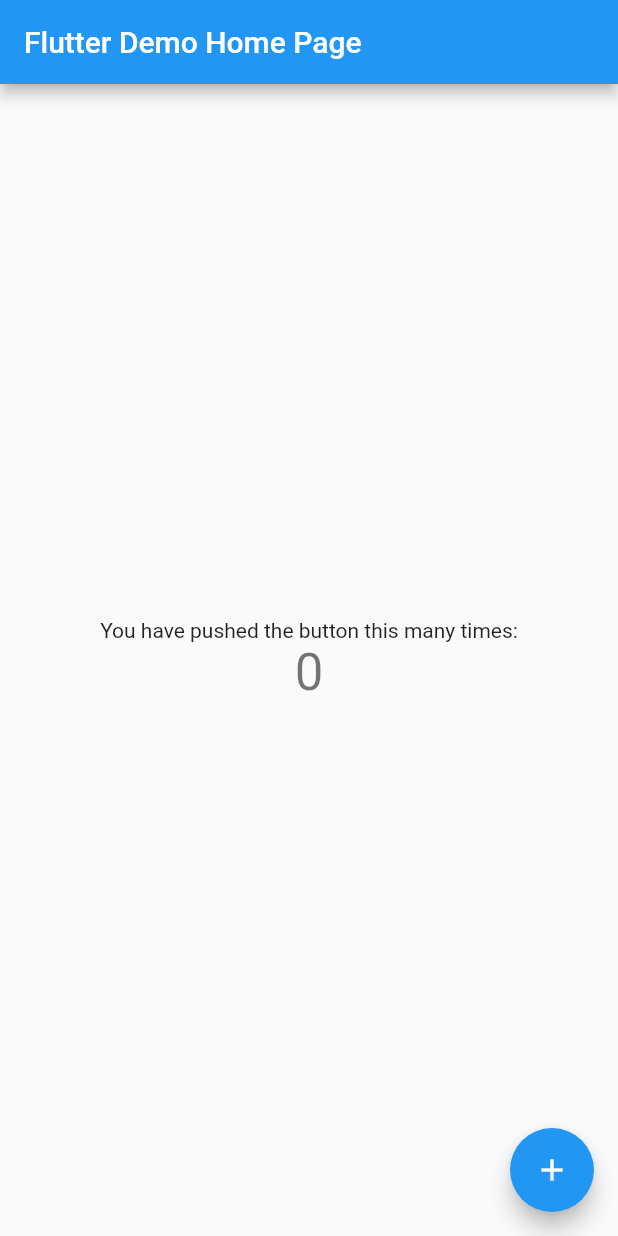
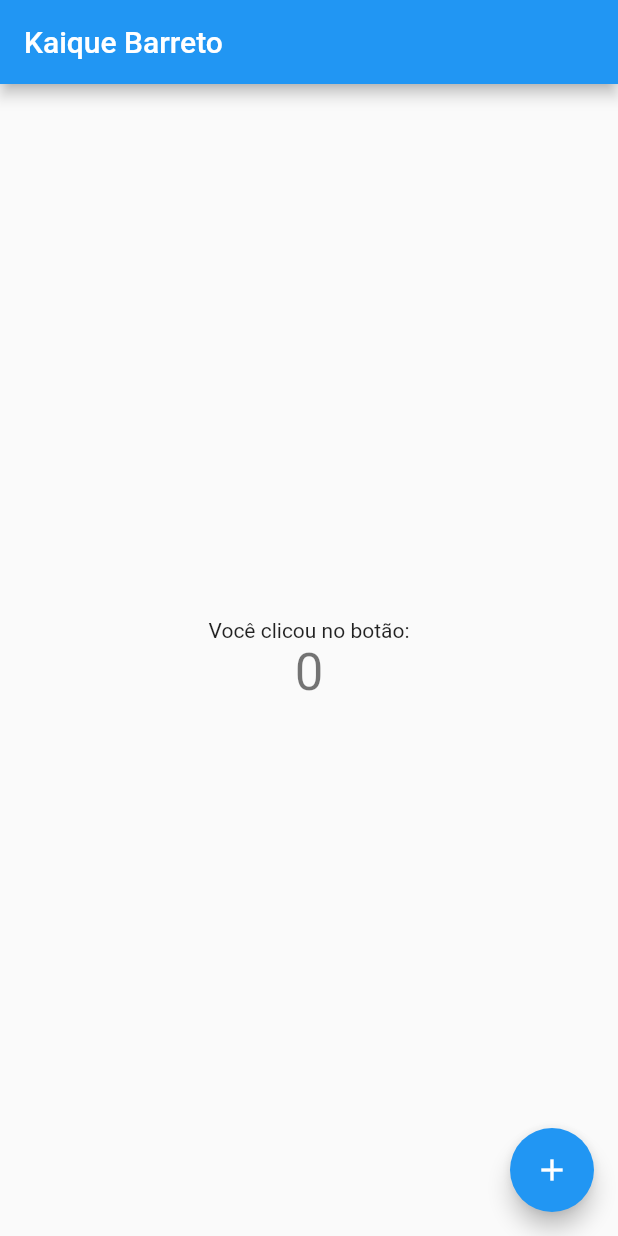
Before and after one commit to kaiquebarreto/hello_word, a Flutter app: the screen it shows after launch, on a phone screen of 412 x 824 dp. Run offline on Flutter 3.47's test engine with Material 2 defaults, Android fonts, the phone set to English and light mode, and no system bars.

Commit message:
Update: change text of the first screen

```diff
--- a/lib/main.dart
+++ b/lib/main.dart
@@ -11,7 +11,7 @@ class MyApp extends StatelessWidget {
   @override
   Widget build(BuildContext context) {
     return MaterialApp(
-      title: 'Flutter Demo',
+      title: 'Kaique Barreto',
       theme: ThemeData(
         // This is the theme of your application.
         //
@@ -24,7 +24,7 @@ class MyApp extends StatelessWidget {
         // is not restarted.
         primarySwatch: Colors.blue,
       ),
-      home: const MyHomePage(title: 'Flutter Demo Home Page'),
+      home: const MyHomePage(title: 'Kaique Barreto'),
     );
   }
 }
@@ -96,7 +96,7 @@ class _MyHomePageState extends State<MyHomePage> {
           mainAxisAlignment: MainAxisAlignment.center,
           children: <Widget>[
             const Text(
-              'You have pushed the button this many times:',
+              'Você clicou no botão:',
             ),
             Text(
               '$_counter',
```
